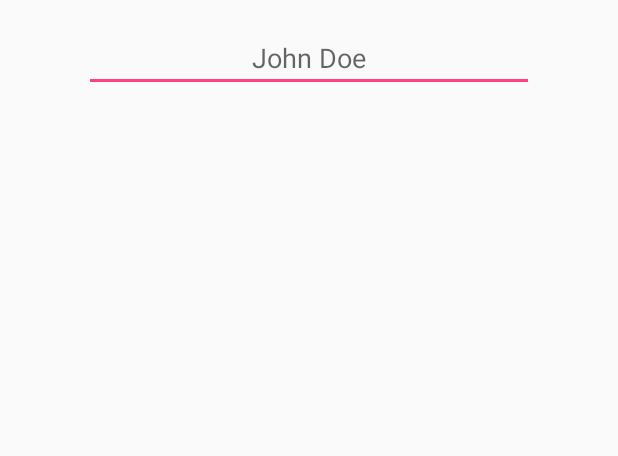
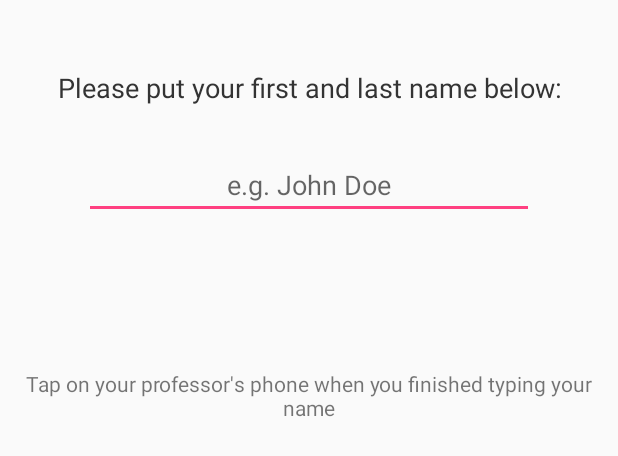
Before and after one commit to thousight/NFCAttendace, an Android app: the layout activity_student.xml on its own in the app's theme, with its tools: preview values and no code run, on a phone screen of 412 x 824 dp. Shown: the top 456 px of the screen. Run offline under Robolectric (Android 15) with nearby library versions, the phone set to English and light mode, and no system bars.

Commit message:
StudentActivity should be done

```diff
--- a/app/build.gradle
+++ b/app/build.gradle
@@ -26,4 +26,5 @@ dependencies {
     })
     compile 'com.android.support:appcompat-v7:25.0.1'
     testCompile 'junit:junit:4.12'
+    compile 'com.android.support:recyclerview-v7:25.0.1'
 }
--- a/app/src/main/AndroidManifest.xml
+++ b/app/src/main/AndroidManifest.xml
@@ -14,7 +14,9 @@
         <activity android:name=".MainActivity">
             <intent-filter>
                 <action android:name="android.intent.action.MAIN" />
-
+                <action android:name="android.nfc.action.NDEF_DISCOVERED" />
+                <category android:name="android.intent.category.DEFAULT"/>
+                <data android:mimeType="text/plain" />
                 <category android:name="android.intent.category.LAUNCHER" />
             </intent-filter>
         </activity>
--- a/app/src/main/res/layout/activity_student.xml
+++ b/app/src/main/res/layout/activity_student.xml
@@ -10,11 +10,31 @@
     android:paddingTop="@dimen/activity_vertical_margin"
     android:orientation="vertical"
     tools:context="com.example.markwen.nfcattendance.MainActivity">
+
+    <TextView
+        android:layout_width="match_parent"
+        android:layout_height="wrap_content"
+        android:layout_gravity="center"
+        android:gravity="center"
+        android:text="@string/please_put_your_first_and_last_name_below"
+        android:textColor="#333333"
+        android:textSize="18sp"
+        android:layout_marginTop="30dp"/>
+
     <EditText
         android:layout_width="300dp"
         android:layout_height="wrap_content"
         android:id="@+id/studentNameEditText"
         android:hint="@string/ExampleStudentName"
         android:layout_gravity="center"
+        android:gravity="center"
+        android:layout_marginTop="30dp"/>
+
+    <TextView
+        android:layout_width="match_parent"
+        android:layout_height="wrap_content"
+        android:text="@string/tap_on_your_professor_s_phone_when_you_finished_typing_your_name"
+        android:layout_marginTop="100dp"
         android:gravity="center"/>
+
 </LinearLayout>
--- a/app/src/main/res/values/strings.xml
+++ b/app/src/main/res/values/strings.xml
@@ -3,5 +3,7 @@
     <string name="continue_as">Continue as:</string>
     <string name="student">Student</string>
     <string name="professor">Professor</string>
-    <string name="ExampleStudentName">John Doe</string>
+    <string name="ExampleStudentName">e.g. John Doe</string>
+    <string name="please_put_your_first_and_last_name_below">Please put your first and last name below:</string>
+    <string name="tap_on_your_professor_s_phone_when_you_finished_typing_your_name">Tap on your professor\'s phone when you finished typing your name</string>
 </resources>
```
Also changed, not shown: app/src/main/java/com/example/markwen/nfcattendance/StudentActivity.java (+75 -1 lines).
